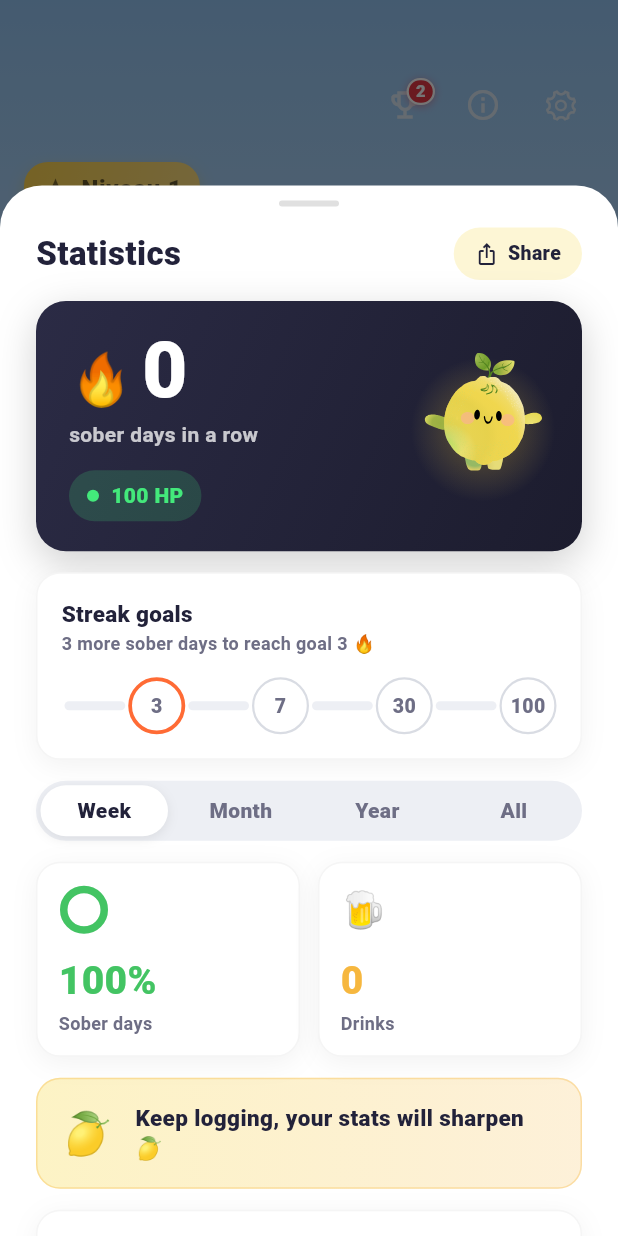
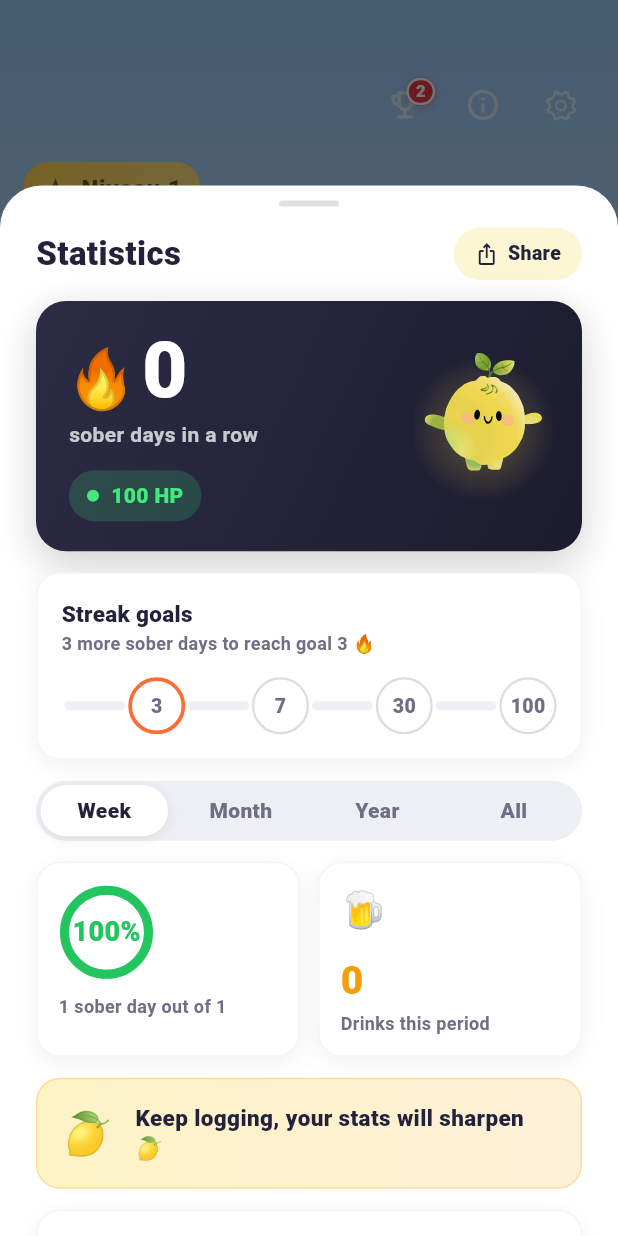
Before and after one commit to Melshea01/Jaune, a Flutter app: the MyHomePage screen opened directly, item 2 of the bottom bar chosen, on a phone screen of 412 x 824 dp. Run offline on Flutter 3.47's test engine with Material 3 defaults, Android fonts, the phone set to English and light mode, and no system bars; our stand-ins replace app_links, audioplayers, camera, flutter_local_notifications, flutter_svg, package_info_plus and 7 more; missing offline and left inert: android_intent_plus, appinio_social_share, home_widget, mobile_scanner; accounts and stored records are empty.

Commit message:
fix(stats): « Tout » cohérent, couleurs modernisées, jours sobres/conso/santé peaufinés
- fix: « Année » ne montre que les mois écoulés (plus de mois futurs vides) et
  « Tout » détaille au jour si l'historique est court → « Tout » n'a plus l'air
  d'avoir moins de données que « Année »
- design: palette modernisée (vert→ambre→rouge nets, accents cohérents via
  StatPalette) sur barres, courbe de santé, tuiles
- jours sobres : tuile en anneau d'activité (valeur au centre) ; le libellé
  affiche le détail chiffré (X/Y jours) au lieu de répéter « jours sobres »
- consommation : libellé clair « Verres sur la période »
- évolution santé : bulle qui suit le doigt (valeur + date) + retour haptique
  au scrub, animation et couleurs revues
- série : flamme animée (pulse) dans le header

Co-Authored-By: Claude Opus 4.8 <noreply@anthropic.com>

```diff
--- a/lib/l10n/app_en.arb
+++ b/lib/l10n/app_en.arb
@@ -204,6 +204,7 @@
   "statsPeriodYear": "Year",
   "statsPeriodAll": "All",
   "statsConsumptionTitle": "Drinks",
+  "statsDrinksLabel": "Drinks this period",
   "statsUnitPerDay": "Drinks per day",
   "statsUnitPerMonth": "Drinks per month",
   "statsHealthScrubHint": "Drag across the curve to see each day",
--- a/lib/l10n/app_fr.arb
+++ b/lib/l10n/app_fr.arb
@@ -328,6 +328,7 @@
   "statsPeriodYear": "Année",
   "statsPeriodAll": "Tout",
   "statsConsumptionTitle": "Consommation",
+  "statsDrinksLabel": "Verres sur la période",
   "statsUnitPerDay": "Verres par jour",
   "statsUnitPerMonth": "Verres par mois",
   "statsHealthScrubHint": "Glisse ton doigt sur la courbe pour voir chaque jour",
--- a/lib/l10n/gen/app_localizations.dart
+++ b/lib/l10n/gen/app_localizations.dart
@@ -1178,6 +1178,12 @@ abstract class AppLocalizations {
   /// **'Consommation'**
   String get statsConsumptionTitle;
 
+  /// No description provided for @statsDrinksLabel.
+  ///
+  /// In fr, this message translates to:
+  /// **'Verres sur la période'**
+  String get statsDrinksLabel;
+
   /// No description provided for @statsUnitPerDay.
   ///
   /// In fr, this message translates to:
--- a/lib/l10n/gen/app_localizations_en.dart
+++ b/lib/l10n/gen/app_localizations_en.dart
@@ -644,6 +644,9 @@ class AppLocalizationsEn extends AppLocalizations {
   String get statsConsumptionTitle => 'Drinks';
 
   @override
+  String get statsDrinksLabel => 'Drinks this period';
+
+  @override
   String get statsUnitPerDay => 'Drinks per day';
 
   @override
--- a/lib/l10n/gen/app_localizations_fr.dart
+++ b/lib/l10n/gen/app_localizations_fr.dart
@@ -646,6 +646,9 @@ class AppLocalizationsFr extends AppLocalizations {
   String get statsConsumptionTitle => 'Consommation';
 
   @override
+  String get statsDrinksLabel => 'Verres sur la période';
+
+  @override
   String get statsUnitPerDay => 'Verres par jour';
 
   @override
--- a/lib/services/stats_service.dart
+++ b/lib/services/stats_service.dart
@@ -295,9 +295,11 @@ abstract class StatsService {
           }),
         );
       case StatsPeriod.year:
+        // Mois ÉCOULÉS uniquement (jan → mois courant) : pas de mois futurs
+        // vides qui donneraient l'illusion de plus de données que « Tout ».
         return (
           gran: StatGranularity.month,
-          bars: List.generate(12, (i) {
+          bars: List.generate(d0.month, (i) {
             final m = DateTime(d0.year, i + 1, 1);
             return StatBar(m, totalInRange(dailyMap, m, _lastOfMonth(m.year, m.month)));
           }),
@@ -308,9 +310,26 @@ abstract class StatsService {
             first != null
                 ? DateTime(first.year, first.month, 1)
                 : DateTime(d0.year, d0.month, 1);
+        final lastM = DateTime(d0.year, d0.month, 1);
+        final monthsSpan =
+            (lastM.year - startM.year) * 12 + (lastM.month - startM.month) + 1;
+        // Historique court (≤ 1 mois) : on détaille au jour, sinon « Tout »
+        // n'aurait qu'une seule barre. Au-delà : agrégation mensuelle.
+        if (monthsSpan <= 1) {
+          final start = first != null
+              ? DateTime(first.year, first.month, first.day)
+              : DateTime(d0.year, d0.month, 1);
+          final n = d0.difference(start).inDays + 1;
+          return (
+            gran: StatGranularity.day,
+            bars: List.generate(n, (i) {
+              final d = start.add(Duration(days: i));
+              return StatBar(d, dailyMap[dateKey(d)] ?? 0);
+            }),
+          );
+        }
         final bars = <StatBar>[];
         DateTime m = startM;
-        final lastM = DateTime(d0.year, d0.month, 1);
         while (!m.isAfter(lastM)) {
           bars.add(StatBar(m, totalInRange(dailyMap, m, _lastOfMonth(m.year, m.month))));
           m = DateTime(m.year, m.month + 1, 1);
--- a/lib/widgets/stats_components.dart
+++ b/lib/widgets/stats_components.dart
@@ -10,11 +10,20 @@ import 'citron_character.dart';
 /// Couleur d'un jour/bucket selon le nombre de verres — mêmes paliers que le
 /// calendrier, pour que l'app raconte partout la même histoire.
 Color jauneStatColor(int count) {
-  if (count <= 0) return const Color(0xFF43E97B); // sobre = vert vibrant
-  if (count <= 2) return const Color(0xFF56AB2F);
-  if (count <= 4) return const Color(0xFFE0A800);
-  if (count <= 5) return const Color(0xFFFF7043);
-  return const Color(0xFFE53935);
+  if (count <= 0) return const Color(0xFF22C55E); // sobre = vert net
+  if (count <= 2) return const Color(0xFF84CC16); // léger = lime
+  if (count <= 4) return const Color(0xFFF59E0B); // attention = ambre
+  if (count <= 5) return const Color(0xFFF97316); // limite = orange
+  return const Color(0xFFEF4444); // binge = rouge
+}
+
+/// Accents de couleur cohérents pour les tuiles et anneaux des statistiques.
+abstract class StatPalette {
+  static const Color sober = Color(0xFF22C55E); // vert
+  static const Color drinks = Color(0xFFF59E0B); // ambre
+  static const Color streak = Color(0xFFFB7185); // corail (série)
+  static const Color light = Color(0xFF38BDF8); // bleu ciel
+  static const Color lemon = Color(0xFFEAB308); // citron profond
 }
 
 // =====================================================================
@@ -45,6 +54,39 @@ class CountUpInt extends StatelessWidget {
       duration: duration,
       curve: JauneMotion.smooth,
       builder: (context, v, _) => Text('$prefix${v.round()}$suffix', style: style),
+    );
+  }
+}
+
+/// Emoji qui pulse en boucle (flamme de série, etc.) — donne vie au header.
+class _PulsingEmoji extends StatefulWidget {
+  final String emoji;
+  final double fontSize;
+  const _PulsingEmoji(this.emoji, {required this.fontSize});
+
+  @override
+  State<_PulsingEmoji> createState() => _PulsingEmojiState();
+}
+
+class _PulsingEmojiState extends State<_PulsingEmoji>
+    with SingleTickerProviderStateMixin {
+  late final AnimationController _c = AnimationController(
+    vsync: this,
+    duration: const Duration(milliseconds: 1100),
+  )..repeat(reverse: true);
+
+  @override
+  void dispose() {
+    _c.dispose();
+    super.dispose();
+  }
+
+  @override
+  Widget build(BuildContext context) {
+    final curved = CurvedAnimation(parent: _c, curve: Curves.easeInOut);
+    return ScaleTransition(
+      scale: Tween(begin: 0.9, end: 1.15).animate(curved),
+      child: Text(widget.emoji, style: TextStyle(fontSize: widget.fontSize)),
     );
   }
 }
@@ -220,7 +262,7 @@ class StatHeroHeader extends StatelessWidget {
                   crossAxisAlignment: CrossAxisAlignment.baseline,
                   textBaseline: TextBaseline.alphabetic,
                   children: [
-                    const Text('🔥', style: TextStyle(fontSize: 34)),
+                    const _PulsingEmoji('🔥', fontSize: 34),
                     const SizedBox(width: 6),
                     CountUpInt(
                       streakDays,
@@ -649,17 +691,38 @@ class StatTile extends StatelessWidget {
           ),
         ],
       ),
-      child: Column(
+      child: ring != null
+          ? Column(
+              // Style « anneau d'activité » : la valeur vit au centre de
+              // l'anneau, le libellé dessous.
               crossAxisAlignment: CrossAxisAlignment.start,
               mainAxisSize: MainAxisSize.min,
               children: [
-          if (ring != null)
                 SizedBox(
-              width: 34,
-              height: 34,
-              child: _MiniRing(progress: ring!, color: accent),
+                  width: 64,
+                  height: 64,
+                  child: _MiniRing(
+                    progress: ring!,
+                    color: accent,
+                    child: CountUpInt(
+                      value,
+                      suffix: suffix,
+                      style: TextStyle(
+                        fontSize: 18,
+                        fontWeight: FontWeight.w900,
+                        color: accent,
+                      ),
+                    ),
+                  ),
+                ),
+                const SizedBox(height: 10),
+                _label(),
+              ],
             )
-          else
+          : Column(
+              crossAxisAlignment: CrossAxisAlignment.start,
+              mainAxisSize: MainAxisSize.min,
+              children: [
                 Text(emoji, style: const TextStyle(fontSize: 24)),
                 const SizedBox(height: 12),
                 CountUpInt(
@@ -672,7 +735,13 @@ class StatTile extends StatelessWidget {
                   ),
                 ),
                 const SizedBox(height: 2),
-          Text(
+                _label(),
+              ],
+            ),
+    );
+  }
+
+  Widget _label() => Text(
         label,
         style: const TextStyle(
           fontSize: 12,
@@ -680,18 +749,16 @@ class StatTile extends StatelessWidget {
           color: JauneColors.inkSoft,
           height: 1.25,
         ),
-          ),
-        ],
-      ),
       );
 }
-}
 
-/// Petit anneau de progression animé (pour les tuiles).
+/// Petit anneau de progression animé (pour les tuiles), avec contenu central
+/// optionnel (ex. la valeur au centre, façon anneau d'activité).
 class _MiniRing extends StatefulWidget {
   final double progress;
   final Color color;
-  const _MiniRing({required this.progress, required this.color});
+  final Widget? child;
+  const _MiniRing({required this.progress, required this.color, this.child});
 
   @override
   State<_MiniRing> createState() => _MiniRingState();
@@ -718,8 +785,11 @@ class _MiniRingState extends State<_MiniRing>
         painter: _RingPainter(
           widget.progress.clamp(0.0, 1.0) * _c.value,
           [widget.color, widget.color],
-          stroke: 5,
+          stroke: 6,
         ),
+        child: widget.child == null
+            ? null
+            : Center(child: widget.child),
       ),
     );
   }
--- a/pubspec.yaml
+++ b/pubspec.yaml
@@ -16,7 +16,7 @@ publish_to: 'none' # Remove this line if you wish to publish to pub.dev
 # https://developer.apple.com/library/archive/documentation/General/Reference/InfoPlistKeyReference/Articles/CoreFoundationKeys.html
 # In Windows, build-name is used as the major, minor, and patch parts
 # of the product and file versions while build-number is used as the build suffix.
-version: 2.4.2+12
+version: 2.4.3+13
 
 environment:
   sdk: ^3.7.0
```
Also changed, not shown: lib/widgets/stats_sheet.dart (+86 -29 lines), 1 other file. Lines whose indentation alone changed are shown as unchanged.
